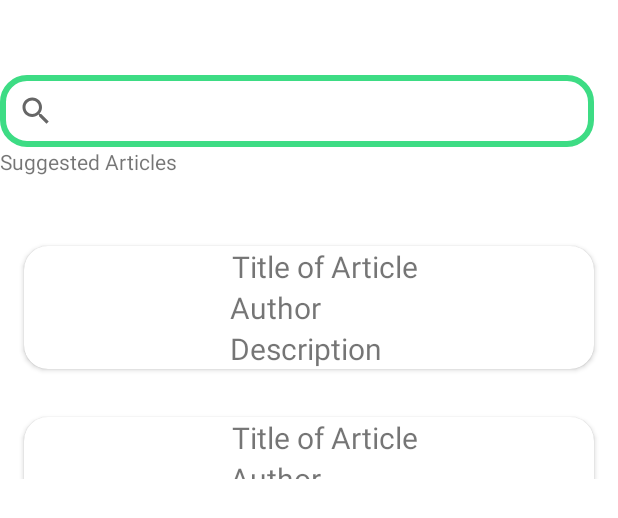
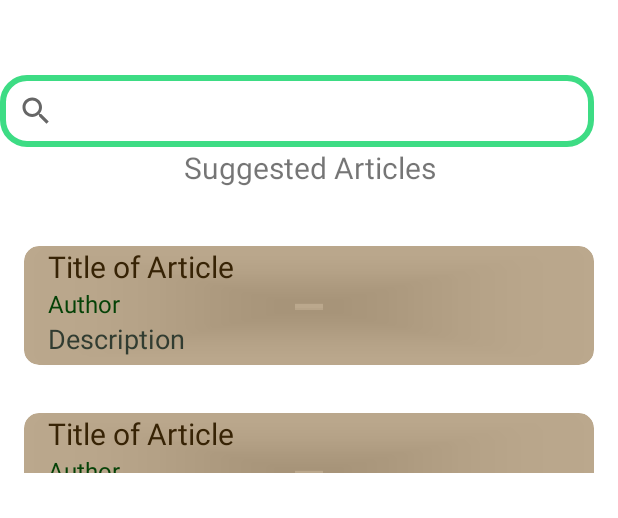
Before and after one commit to RedRito/CMPE133Project, an Android app: the layout fragment_search.xml on its own in the app's theme, with its tools: preview values and no code run, on a phone screen of 412 x 824 dp. Shown: the top 518 px of the screen. Run offline under Robolectric (Android 15) with nearby library versions, the phone set to English and light mode, and no system bars.

Commit message:
Revised cardveiw layout of article card w/o image

```diff
--- a/app/src/main/res/layout/fragment_articles.xml
+++ b/app/src/main/res/layout/fragment_articles.xml
@@ -1,56 +1,23 @@
 <?xml version="1.0" encoding="utf-8"?>
-<!-->
-<?xml version="1.0" encoding="utf-8"?>
-<FrameLayout xmlns:android="http://schemas.android.com/apk/res/android"
-    xmlns:app="http://schemas.android.com/apk/res-auto"
-    xmlns:tools="http://schemas.android.com/tools"
-    android:layout_width="match_parent"
-    android:layout_height="match_parent"
-    tools:context=".ArticlesFragment">
 
-    <androidx.constraintlayout.widget.ConstraintLayout
-        android:layout_width="match_parent"
-        android:layout_height="match_parent">
-
-        <TextView
-            android:id="@+id/articletest"
-            android:layout_width="wrap_content"
-            android:layout_height="wrap_content"
-            android:layout_marginBottom="309dp"
-            android:text="ARTICLESFRAGMENT"
-            android:textSize="30sp"
-            app:layout_constraintBottom_toBottomOf="parent"
-            app:layout_constraintEnd_toEndOf="parent"
-            app:layout_constraintStart_toStartOf="parent" />
-    </androidx.constraintlayout.widget.ConstraintLayout>
-
-</FrameLayout>
-<-->
 <androidx.cardview.widget.CardView xmlns:android="http://schemas.android.com/apk/res/android"
     xmlns:app="http://schemas.android.com/apk/res-auto"
     xmlns:tools="http://schemas.android.com/tools"
     android:id="@+id/cvItem"
     android:layout_width="match_parent"
     android:layout_height="wrap_content"
-    app:cardCornerRadius="16dp"
-    android:layout_margin="16dp">
-    <!--> android:onClick="switchPage" -->
-
-    <!--
-    android:layout_marginTop="1dp"
-    android:layout_marginBottom="663dp"
-    -->
-
-
+    android:layout_margin="16dp"
+    app:cardBackgroundColor="#A495794F"
+    app:cardCornerRadius="10dp">
 
     <androidx.constraintlayout.widget.ConstraintLayout
         android:layout_width="match_parent"
         android:layout_height="wrap_content"
         android:layout_marginLeft="16dp"
-        android:layout_marginRight="16dp
-">
-
-
+        android:layout_marginRight="16dp"
+        android:layout_marginBottom="5dp"
+>
+        <!-->
         <com.google.android.material.imageview.ShapeableImageView
             android:id="@+id/ivArticleImage"
             android:layout_width="120dp"
@@ -63,19 +30,19 @@
             app:layout_constraintTop_toTopOf="parent"
             app:layout_constraintVertical_bias="0.0"
             tools:ignore="MissingConstraints" />
-
-
+-->
         <TextView
             android:id="@+id/tvArticleTitle"
             android:layout_width="0dp"
             android:layout_height="wrap_content"
             android:fontFamily="sans-serif"
             android:text="Title of Article"
+            android:textColor="#372305"
             android:textSize="20sp"
             app:layout_constraintBottom_toTopOf="@+id/tvArticleAuthor"
             app:layout_constraintEnd_toEndOf="parent"
             app:layout_constraintHorizontal_bias="0.0"
-            app:layout_constraintStart_toEndOf="@+id/ivArticleImage"
+            app:layout_constraintStart_toStartOf="parent"
             app:layout_constraintTop_toTopOf="parent"
             app:layout_constraintVertical_bias="0.0" />
 
@@ -85,11 +52,12 @@
             android:layout_height="wrap_content"
             android:fontFamily="sans-serif"
             android:text="Author"
-            android:textSize="20sp"
+            android:textColor="#054207"
+            android:textSize="16sp"
             app:layout_constraintBottom_toTopOf="@+id/tvArticleDescription"
             app:layout_constraintEnd_toEndOf="parent"
             app:layout_constraintHorizontal_bias="0.0"
-            app:layout_constraintStart_toEndOf="@id/ivArticleImage"
+            app:layout_constraintStart_toStartOf="parent"
             app:layout_constraintTop_toBottomOf="@id/tvArticleTitle" />
 
         <TextView
@@ -98,10 +66,11 @@
             android:layout_height="wrap_content"
             android:fontFamily="sans-serif"
             android:text="Description"
-            android:textSize="20sp"
+            android:textColor="#313C31"
+            android:textSize="18sp"
             app:layout_constraintEnd_toEndOf="parent"
             app:layout_constraintHorizontal_bias="0.0"
-            app:layout_constraintStart_toEndOf="@id/ivArticleImage"
+            app:layout_constraintStart_toStartOf="parent"
             app:layout_constraintTop_toBottomOf="@id/tvArticleAuthor" />
 
     </androidx.constraintlayout.widget.ConstraintLayout>
--- a/app/src/main/res/layout/fragment_search.xml
+++ b/app/src/main/res/layout/fragment_search.xml
@@ -20,17 +20,20 @@
         app:layout_constraintBottom_toTopOf="@+id/rvsearch"
         app:layout_constraintEnd_toEndOf="parent"
         app:layout_constraintStart_toStartOf="parent"
-        app:layout_constraintTop_toTopOf="parent"/>
+        app:layout_constraintTop_toTopOf="parent" />
+
     <TextView
-        android:text="Suggested Articles"
         android:id="@+id/tvSuggestedArticles"
         android:layout_width="match_parent"
         android:layout_height="50dp"
+        android:text="Suggested Articles"
+        android:textAlignment="center"
+        android:textSize="20sp"
+        app:layout_constraintBottom_toTopOf="@+id/rvsearch"
         app:layout_constraintEnd_toEndOf="parent"
+        app:layout_constraintHorizontal_bias="0.0"
         app:layout_constraintStart_toStartOf="parent"
-        app:layout_constraintTop_toBottomOf="@+id/svcvFragment"
-        app:layout_constraintBottom_toTopOf="@+id/rvsearch"
-        app:layout_constraintHorizontal_bias="0.0"/>
+        app:layout_constraintTop_toBottomOf="@+id/svcvFragment" />
 
     <androidx.recyclerview.widget.RecyclerView
         android:id="@+id/rvsearch"
--- a/build.gradle
+++ b/build.gradle
@@ -11,8 +11,8 @@ buildscript {
     }
 }
 plugins {
-    id 'com.android.application' version '7.1.2' apply false
-    id 'com.android.library' version '7.1.2' apply false
+    id 'com.android.application' version '7.2.0' apply false
+    id 'com.android.library' version '7.2.0' apply false
     id 'org.jetbrains.kotlin.android' version '1.6.21' apply false
 }
 
```
Also changed, not shown: gradle/wrapper/gradle-wrapper.properties.
